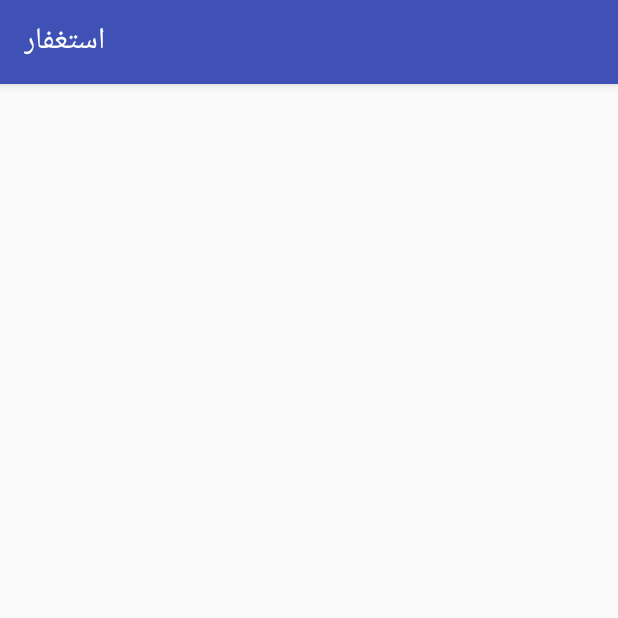
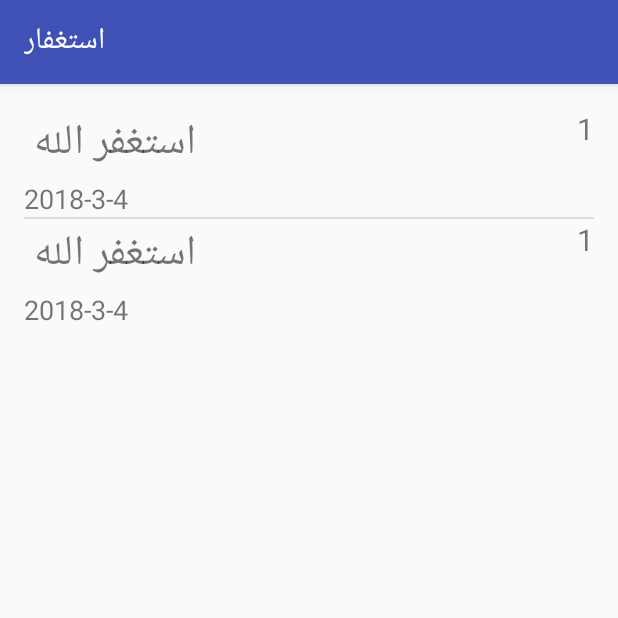
Before and after one commit to mahmoudelgamal1997/Estghfar, an Android app: the screen it shows after launch (elsegl), in the options menu, after a tap on "السجل", on a phone screen of 412 x 824 dp, the top half of it. Run offline under Robolectric (Android 15) with nearby library versions, the phone set to English and light mode, and no system bars; our stand-ins replace AdMob.

Commit message:
Sqlite database for resgister all data in Elsegl

```diff
--- a/app/src/main/java/com/example2017/android/estghfar/DataBaseHelper.java
+++ b/app/src/main/java/com/example2017/android/estghfar/DataBaseHelper.java
@@ -15,6 +15,9 @@ public class DataBaseHelper extends SQLiteOpenHelper {
     public static final String TABLE_NAME="mylist_data";
     public static final String COL1="ID";
     public static final String COL2="ITEM1";
+    public static final String COL3="DATE";
+
+
 
     public DataBaseHelper(Context context) {
         super(context, DataBaseName, null, 1);
@@ -24,7 +27,8 @@ public class DataBaseHelper extends SQLiteOpenHelper {
     public void onCreate(SQLiteDatabase sqLiteDatabase) {
 
         String createTable = "CREATE TABLE " + TABLE_NAME + " (ID INTEGER PRIMARY KEY AUTOINCREMENT, " +
-                " ITEM1 TEXT)";
+                " ITEM1 TEXT, DATE TEXT )";
+
         sqLiteDatabase.execSQL(createTable);
 
     }
@@ -35,12 +39,12 @@ public class DataBaseHelper extends SQLiteOpenHelper {
         onCreate(sqLiteDatabase);
     }
 
-    public boolean AddData(String data){
+    public boolean AddData(String number,String date){
         SQLiteDatabase db=this.getWritableDatabase();
 
         ContentValues contentValues=new ContentValues();
-        contentValues.put(COL2,data);
-
+        contentValues.put(COL2,number);
+        contentValues.put(COL3,date);
          long result=db.insert(TABLE_NAME,null,contentValues);
 
         if(result == -1 ){
--- a/app/src/main/java/com/example2017/android/estghfar/MainActivity.java
+++ b/app/src/main/java/com/example2017/android/estghfar/MainActivity.java
@@ -8,6 +8,7 @@ import android.content.DialogInterface;
 import android.content.Intent;
 import android.content.SharedPreferences;
 import android.content.res.Configuration;
+import android.database.Cursor;
 import android.media.AudioManager;
 import android.media.MediaPlayer;
 import android.preference.ListPreference;
@@ -20,6 +21,7 @@ import android.view.MenuItem;
 import android.view.View;
 import android.widget.Button;
 import android.widget.EditText;
+import android.widget.ListAdapter;
 import android.widget.TextView;
 import android.widget.Toast;
 
@@ -27,6 +29,8 @@ import com.google.android.gms.ads.AdRequest;
 import com.google.android.gms.ads.AdView;
 import com.google.android.gms.ads.MobileAds;
 
+import java.util.ArrayList;
+import java.util.Calendar;
 import java.util.List;
 
 import static java.lang.Thread.currentThread;
@@ -50,9 +54,6 @@ public class MainActivity extends AppCompatActivity {
         setContentView(R.layout.activity_main);
 
         dataBaseHelper=new DataBaseHelper(this);
-
-
-
 
 
         mMediaPlayer = new MediaPlayer();
@@ -171,13 +172,6 @@ public class MainActivity extends AppCompatActivity {
 
     public void clik(View view) {
 
-/*
-        inputnum = sh.getString("data", Default);
-
-
-         inputnum2 = Integer.parseInt(inputnum);
-*/
-
 
         if (input.getText().toString().equals("")) {
 
@@ -233,14 +227,25 @@ public class MainActivity extends AppCompatActivity {
 
     @Override
     protected void onStop() {
+
         super.onStop();
-        AddData(text1.getText().toString());
+
+        final Calendar c = Calendar.getInstance();
+        final int year = c.get(Calendar.YEAR);
+        final int month = c.get(Calendar.MONTH);
+        final int day = c.get(Calendar.DAY_OF_MONTH);
+
+        final String date = year + "-" + (month + 1) + "-" + day;
+
+
+
+        AddData(text1.getText().toString(),date);
 
     }
 
-    public void AddData(String data){
+    public void AddData(String number,String date){
 
-        boolean insertData = dataBaseHelper.AddData(data);
+        boolean insertData = dataBaseHelper.AddData(number,date);
 
         if(insertData==true){
             Toast.makeText(this, "Data Successfully Inserted!", Toast.LENGTH_LONG).show();
--- a/app/src/main/java/com/example2017/android/estghfar/elsegl.java
+++ b/app/src/main/java/com/example2017/android/estghfar/elsegl.java
@@ -2,15 +2,18 @@ package com.example2017.android.estghfar;
 
 import android.content.Context;
 import android.content.SharedPreferences;
+import android.database.Cursor;
 import android.support.v7.app.AppCompatActivity;
 import android.os.Bundle;
 import android.view.LayoutInflater;
 import android.view.View;
 import android.view.ViewGroup;
 import android.widget.AdapterView;
+import android.widget.ArrayAdapter;
 import android.widget.BaseAdapter;
 import android.widget.ListView;
 import android.widget.TextView;
+import android.widget.Toast;
 
 import java.util.ArrayList;
 import java.util.Calendar;
@@ -20,91 +23,81 @@ public class elsegl extends AppCompatActivity {
     SharedPreferences sh;
 
     public   ArrayList<elsegl_item> items;
-
-    public  String m;
+    DataBaseHelper dataBaseHelper;
+ListView listView;
+    public  String mdate;
     @Override
     protected void onCreate(Bundle savedInstanceState) {
         super.onCreate(savedInstanceState);
         setContentView(R.layout.activity_elsegl);
-//time and date
-        final Calendar c = Calendar.getInstance();
-
-        final int year = c.get(Calendar.YEAR);
-        final int month = c.get(Calendar.MONTH);
-        final int day = c.get(Calendar.DAY_OF_MONTH);
-
-  final    String t =year+"-"+(month+1)+"-"+day;
-m=t;
-
-         items = new ArrayList<elsegl_item>();
-        /*
-        sh=getSharedPreferences("plz", Context.MODE_PRIVATE );
-
-      final String num= (sh.getString( "data","emputy" ) );
 
 
-        ListView ls = (ListView) findViewById(R.id.listView);
-        items.add(new elsegl_item("استغفر الله ",num,t));
+        dataBaseHelper=new DataBaseHelper(this);
+
+        listView =(ListView)findViewById(R.id.listView);
 
 
-        mycustomAdapter mycustomAdapter = new mycustomAdapter(items);
-        ls.setAdapter(mycustomAdapter);
-*/
-        ListView ls = (ListView) findViewById(R.id.listView);
+        ArrayList<elsegl_item> theList = new ArrayList<>();
+
+
+        Cursor data = dataBaseHelper.getData();
+        if(data.getCount() == 0){
+            Toast.makeText(this, "There are no contents in this list!",Toast.LENGTH_LONG).show();
+        }else{
+            while(data.moveToNext()){
+             theList.add(new elsegl_item("استغفر الله ",data.getString(1),data.getString(2)));
+             }
+        }
+
+      CustomAdapter c=new CustomAdapter(theList);
+      listView.setAdapter(c);
+
+    }
+
+
+class CustomAdapter extends BaseAdapter{
+
+    ArrayList<elsegl_item> item =new ArrayList<>();
+
+    CustomAdapter(ArrayList<elsegl_item> data){
+        this.item=data;
+
+    }
 
 
 
 
-
-
-    }
-
-
-    class mycustomAdapter extends BaseAdapter {
-
-// ListItem is the class's name that we made with mainactivity
-
-// we make array it's name is Items and we receive it from customadapter (the class extends baseAdapter).
-
-        ArrayList<elsegl_item> Items = new ArrayList<elsegl_item>();
-
-        mycustomAdapter(ArrayList<elsegl_item> mydata) {
-
-            this.Items = mydata;
-
-        }
-
-
     @Override
     public int getCount() {
-            return Items.size();
+        return item.size();
     }
 
     @Override
-        public Object getItem(int postion) {
-            return Items.get(postion).name;
+    public Object getItem(int i) {
+        return item.get(i).num;
     }
 
     @Override
-        public long getItemId(int postion) {
-            return postion;
+    public long getItemId(int i) {
+        return i;
     }
 
     @Override
     public View getView(int i, View view, ViewGroup viewGroup) {
-            LayoutInflater linflater = getLayoutInflater();
-            View view1 = linflater.inflate(R.layout.elsegl_item_view, null);
-            TextView txtname = (TextView) view1.findViewById(R.id.zekr_name);
-            TextView txtnum = (TextView) view1.findViewById(R.id.zekr_number);
-            TextView txtTime = (TextView) view1.findViewById(R.id.zekr_time);
-            txtname.setText(Items.get(i).name);
-            txtTime.setText(Items.get(i).time);
-            txtnum.setText(Items.get(i).num);
-            return view1;
-        }
-// if u add an image add ihis code
-// add iamgeView
-//image = setImage
+
+        LayoutInflater infalter=getLayoutInflater();
+        View v=infalter.inflate(R.layout.elsegl_item_view,null);
+
+        TextView txtname=(TextView)v.findViewById(R.id.zekr_name);
+        TextView txtnum=(TextView)v.findViewById(R.id.zekr_number);
+        TextView txtdate=(TextView)v.findViewById(R.id.zekr_time);
+
+        txtname.setText(item.get(i).name);
+        txtnum.setText(item.get(i).num);
+        txtdate.setText(item.get(i).time);
 
 
-        }}
+        return v;
+    }
+}
+}
--- a/app/src/main/java/com/example2017/android/estghfar/elsegl_item.java
+++ b/app/src/main/java/com/example2017/android/estghfar/elsegl_item.java
@@ -19,7 +19,4 @@ public class elsegl_item {
     }
 
 
-    public elsegl_item(String name, int i, String s) {
-
-    }
 }
```
Lines whose indentation alone changed are shown as unchanged.
